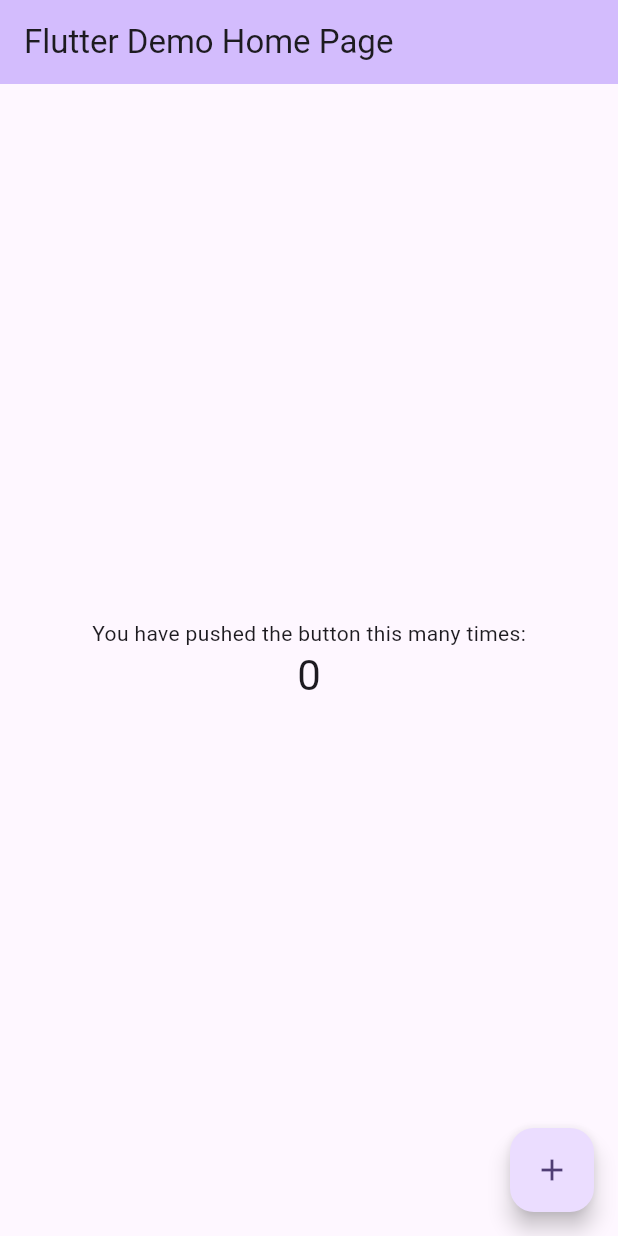
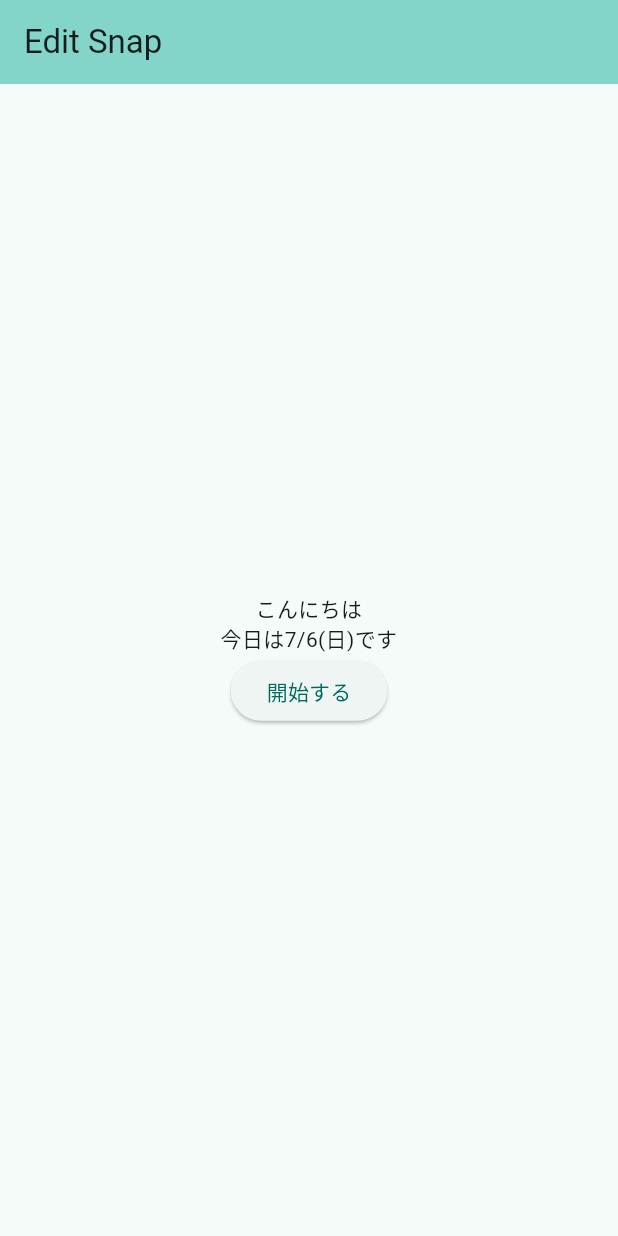
Before and after one commit to ryo-wo-59/flutter-turtrial, a Flutter app: the screen it shows after launch, on a phone screen of 412 x 824 dp. Run offline on Flutter 3.47's test engine with Material 3 defaults, Android fonts, the phone set to English and light mode, and no system bars; our stand-ins replace image_picker.

Commit message:
画像編集画面まで

````diff
--- /dev/null
+++ b/l10n.yaml
@@ -0,0 +1,3 @@
+template-arb-file: app_ja.arb
+output-class: L10n
+nullable-getter: false
--- /dev/null
+++ b/lib/l10n/app_ja.arb
@@ -0,0 +1,17 @@
+{
+    "startScreenTitle": "Edit Snap",
+    "helloWorldOn": "こんにちは\n今日は{date}です",
+    "@helloWorldOn": {
+        "placeholders": {
+            "date": {
+                "type": "DateTime",
+                "format": "MEd"
+            }
+        }
+    },
+    "start": "開始する",
+    "imageSelectScreenTitle": "画像を選択",
+    "imageSelect": "画像を選ぶ",
+    "imageEdit": "画像を編集する",
+    "imageEditScreenTitle": "画像を編集"
+}
--- /dev/null
+++ b/lib/l10n/app_localizations.dart
@@ -0,0 +1,168 @@
+import 'dart:async';
+
+import 'package:flutter/foundation.dart';
+import 'package:flutter/widgets.dart';
+import 'package:flutter_localizations/flutter_localizations.dart';
+import 'package:intl/intl.dart' as intl;
+
+import 'app_localizations_ja.dart';
+
+// ignore_for_file: type=lint
+
+/// Callers can lookup localized strings with an instance of L10n
+/// returned by `L10n.of(context)`.
+///
+/// Applications need to include `L10n.delegate()` in their app's
+/// `localizationDelegates` list, and the locales they support in the app's
+/// `supportedLocales` list. For example:
+///
+/// ```dart
+/// import 'l10n/app_localizations.dart';
+///
+/// return MaterialApp(
+///   localizationsDelegates: L10n.localizationsDelegates,
+///   supportedLocales: L10n.supportedLocales,
+///   home: MyApplicationHome(),
+/// );
+/// ```
+///
+/// ## Update pubspec.yaml
+///
+/// Please make sure to update your pubspec.yaml to include the following
+/// packages:
+///
+/// ```yaml
+/// dependencies:
+///   # Internationalization support.
+///   flutter_localizations:
+///     sdk: flutter
+///   intl: any # Use the pinned version from flutter_localizations
+///
+///   # Rest of dependencies
+/// ```
+///
+/// ## iOS Applications
+///
+/// iOS applications define key application metadata, including supported
+/// locales, in an Info.plist file that is built into the application bundle.
+/// To configure the locales supported by your app, you’ll need to edit this
+/// file.
+///
+/// First, open your project’s ios/Runner.xcworkspace Xcode workspace file.
+/// Then, in the Project Navigator, open the Info.plist file under the Runner
+/// project’s Runner folder.
+///
+/// Next, select the Information Property List item, select Add Item from the
+/// Editor menu, then select Localizations from the pop-up menu.
+///
+/// Select and expand the newly-created Localizations item then, for each
+/// locale your application supports, add a new item and select the locale
+/// you wish to add from the pop-up menu in the Value field. This list should
+/// be consistent with the languages listed in the L10n.supportedLocales
+/// property.
+abstract class L10n {
+  L10n(String locale)
+    : localeName = intl.Intl.canonicalizedLocale(locale.toString());
+
+  final String localeName;
+
+  static L10n of(BuildContext context) {
+    return Localizations.of<L10n>(context, L10n)!;
+  }
+
+  static const LocalizationsDelegate<L10n> delegate = _L10nDelegate();
+
+  /// A list of this localizations delegate along with the default localizations
+  /// delegates.
+  ///
+  /// Returns a list of localizations delegates containing this delegate along with
+  /// GlobalMaterialLocalizations.delegate, GlobalCupertinoLocalizations.delegate,
+  /// and GlobalWidgetsLocalizations.delegate.
+  ///
+  /// Additional delegates can be added by appending to this list in
+  /// MaterialApp. This list does not have to be used at all if a custom list
+  /// of delegates is preferred or required.
+  static const List<LocalizationsDelegate<dynamic>> localizationsDelegates =
+      <LocalizationsDelegate<dynamic>>[
+        delegate,
+        GlobalMaterialLocalizations.delegate,
+        GlobalCupertinoLocalizations.delegate,
+        GlobalWidgetsLocalizations.delegate,
+      ];
+
+  /// A list of this localizations delegate's supported locales.
+  static const List<Locale> supportedLocales = <Locale>[Locale('ja')];
+
+  /// No description provided for @startScreenTitle.
+  ///
+  /// In ja, this message translates to:
+  /// **'Edit Snap'**
+  String get startScreenTitle;
+
+  /// No description provided for @helloWorldOn.
+  ///
+  /// In ja, this message translates to:
+  /// **'こんにちは\n今日は{date}です'**
+  String helloWorldOn(DateTime date);
+
+  /// No description provided for @start.
+  ///
+  /// In ja, this message translates to:
+  /// **'開始する'**
+  String get start;
+
+  /// No description provided for @imageSelectScreenTitle.
+  ///
+  /// In ja, this message translates to:
+  /// **'画像を選択'**
+  String get imageSelectScreenTitle;
+
+  /// No description provided for @imageSelect.
+  ///
+  /// In ja, this message translates to:
+  /// **'画像を選ぶ'**
+  String get imageSelect;
+
+  /// No description provided for @imageEdit.
+  ///
+  /// In ja, this message translates to:
+  /// **'画像を編集する'**
+  String get imageEdit;
+
+  /// No description provided for @imageEditScreenTitle.
+  ///
+  /// In ja, this message translates to:
+  /// **'画像を編集'**
+  String get imageEditScreenTitle;
+}
+
+class _L10nDelegate extends LocalizationsDelegate<L10n> {
+  const _L10nDelegate();
+
+  @override
+  Future<L10n> load(Locale locale) {
+    return SynchronousFuture<L10n>(lookupL10n(locale));
+  }
+
+  @override
+  bool isSupported(Locale locale) =>
+      <String>['ja'].contains(locale.languageCode);
+
+  @override
+  bool shouldReload(_L10nDelegate old) => false;
+}
+
+L10n lookupL10n(Locale locale) {
+  // Lookup logic when only language code is specified.
+  switch (locale.languageCode) {
+    case 'ja':
+      return L10nJa();
+  }
+
+  throw FlutterError(
+    'L10n.delegate failed to load unsupported locale "$locale". This is likely '
+    'an issue with the localizations generation tool. Please file an issue '
+    'on GitHub with a reproducible sample app and the gen-l10n configuration '
+    'that was used.',
+  );
+}
--- a/lib/main.dart
+++ b/lib/main.dart
@@ -1,4 +1,6 @@
 import 'package:flutter/material.dart';
+import 'package:flutter_turtrial/start_screen.dart';
+import 'package:flutter_turtrial/l10n/app_localizations.dart';
 
 void main() {
   runApp(const MyApp());
@@ -11,112 +13,59 @@ class MyApp extends StatelessWidget {
   @override
   Widget build(BuildContext context) {
     return MaterialApp(
-      title: 'Flutter Demo',
+      localizationsDelegates: L10n.localizationsDelegates,
+      supportedLocales: L10n.supportedLocales,
+      title: 'edit snap',
       theme: ThemeData(
-        // This is the theme of your application.
-        //
-        // TRY THIS: Try running your application with "flutter run". You'll see
-        // the application has a purple toolbar. Then, without quitting the app,
-        // try changing the seedColor in the colorScheme below to Colors.green
-        // and then invoke "hot reload" (save your changes or press the "hot
-        // reload" button in a Flutter-supported IDE, or press "r" if you used
-        // the command line to start the app).
-        //
-        // Notice that the counter didn't reset back to zero; the application
-        // state is not lost during the reload. To reset the state, use hot
-        // restart instead.
-        //
-        // This works for code too, not just values: Most code changes can be
-        // tested with just a hot reload.
-        colorScheme: ColorScheme.fromSeed(seedColor: Colors.deepPurple),
+        colorScheme: ColorScheme.fromSeed(seedColor: Colors.teal),
+        useMaterial3: true
       ),
-      home: const MyHomePage(title: 'Flutter Demo Home Page'),
+      home: const StartScreen(),
     );
   }
 }
 
-class MyHomePage extends StatefulWidget {
-  const MyHomePage({super.key, required this.title});
+// class MyHomePage extends StatefulWidget {
+//   const MyHomePage({super.key, required this.title});
+//   final String title;
 
-  // This widget is the home page of your application. It is stateful, meaning
-  // that it has a State object (defined below) that contains fields that affect
-  // how it looks.
+//   @override
+//   State<MyHomePage> createState() => _MyHomePageState();
+// }
 
-  // This class is the configuration for the state. It holds the values (in this
-  // case the title) provided by the parent (in this case the App widget) and
-  // used by the build method of the State. Fields in a Widget subclass are
-  // always marked "final".
+// class _MyHomePageState extends State<MyHomePage> {
+//   int _counter = 0;
 
-  final String title;
+//   void _incrementCounter() {
+//     setState(() {
+//       _counter++;
+//     });
+//   }
 
-  @override
-  State<MyHomePage> createState() => _MyHomePageState();
-}
-
-class _MyHomePageState extends State<MyHomePage> {
-  int _counter = 0;
-
-  void _incrementCounter() {
-    setState(() {
-      // This call to setState tells the Flutter framework that something has
-      // changed in this State, which causes it to rerun the build method below
-      // so that the display can reflect the updated values. If we changed
-      // _counter without calling setState(), then the build method would not be
-      // called again, and so nothing would appear to happen.
-      _counter++;
-    });
-  }
-
-  @override
-  Widget build(BuildContext context) {
-    // This method is rerun every time setState is called, for instance as done
-    // by the _incrementCounter method above.
-    //
-    // The Flutter framework has been optimized to make rerunning build methods
-    // fast, so that you can just rebuild anything that needs updating rather
-    // than having to individually change instances of widgets.
-    return Scaffold(
-      appBar: AppBar(
-        // TRY THIS: Try changing the color here to a specific color (to
-        // Colors.amber, perhaps?) and trigger a hot reload to see the AppBar
-        // change color while the other colors stay the same.
-        backgroundColor: Theme.of(context).colorScheme.inversePrimary,
-        // Here we take the value from the MyHomePage object that was created by
-        // the App.build method, and use it to set our appbar title.
-        title: Text(widget.title),
-      ),
-      body: Center(
-        // Center is a layout widget. It takes a single child and positions it
-        // in the middle of the parent.
-        child: Column(
-          // Column is also a layout widget. It takes a list of children and
-          // arranges them vertically. By default, it sizes itself to fit its
-          // children horizontally, and tries to be as tall as its parent.
-          //
-          // Column has various properties to control how it sizes itself and
-          // how it positions its children. Here we use mainAxisAlignment to
-          // center the children vertically; the main axis here is the vertical
-          // axis because Columns are vertical (the cross axis would be
-          // horizontal).
-          //
-          // TRY THIS: Invoke "debug painting" (choose the "Toggle Debug Paint"
-          // action in the IDE, or press "p" in the console), to see the
-          // wireframe for each widget.
-          mainAxisAlignment: MainAxisAlignment.center,
-          children: <Widget>[
-            const Text('You have pushed the button this many times:'),
-            Text(
-              '$_counter',
-              style: Theme.of(context).textTheme.headlineMedium,
-            ),
-          ],
-        ),
-      ),
-      floatingActionButton: FloatingActionButton(
-        onPressed: _incrementCounter,
-        tooltip: 'Increment',
-        child: const Icon(Icons.add),
-      ), // This trailing comma makes auto-formatting nicer for build methods.
-    );
-  }
-}
+//   @override
+//   Widget build(BuildContext context) {
+//     return Scaffold(
+//       appBar: AppBar(
+//         backgroundColor: Theme.of(context).colorScheme.inversePrimary,
+//         title: Text(widget.title),
+//       ),
+//       body: Center(
+//         child: Column(
+//           mainAxisAlignment: MainAxisAlignment.center,
+//           children: <Widget>[
+//             const Text('You have pushed the button this many times:'),
+//             Text(
+//               '$_counter',
+//               style: Theme.of(context).textTheme.headlineMedium,
+//             ),
+//           ],
+//         ),
+//       ),
+//       floatingActionButton: FloatingActionButton(
+//         onPressed: _incrementCounter,
+//         tooltip: 'Increment',
+//         child: const Icon(Icons.add),
+//       ), // This trailing comma makes auto-formatting nicer for build methods.
+//     );
+//   }
+// }
--- /dev/null
+++ b/lib/start_screen.dart
@@ -0,0 +1,40 @@
+import 'package:flutter_turtrial/image_select_screen.dart';
+import 'package:flutter/material.dart';
+import 'package:flutter_turtrial/l10n/app_localizations.dart';
+
+class StartScreen extends StatelessWidget {
+  const StartScreen({super.key});
+
+  @override
+  Widget build(BuildContext context) {
+    final l10n = L10n.of(context);
+    return Scaffold(
+      appBar: AppBar(
+        backgroundColor: Theme.of(context).colorScheme.inversePrimary,
+        title: Text(l10n.startScreenTitle),
+      ),
+      body: Center(
+        child: Column(
+          mainAxisAlignment: MainAxisAlignment.center,
+          children: [
+            Text(
+              l10n.helloWorldOn(DateTime.now()),
+              textAlign: TextAlign.center,
+            ),
+            ElevatedButton(
+              child: Text(l10n.start),
+              onPressed: () {
+                Navigator.of(context).push(
+                  MaterialPageRoute(
+                    builder: (context) => const ImageSelectScreen()
+                  ),
+                );
+              },
+            )
+          ],
+        )
+
+      )
+    );
+  }
+}
--- a/pubspec.yaml
+++ b/pubspec.yaml
@@ -34,6 +34,11 @@ dependencies:
   # The following adds the Cupertino Icons font to your application.
   # Use with the CupertinoIcons class for iOS style icons.
   cupertino_icons: ^1.0.8
+  flutter_localizations:
+    sdk: flutter
+  intl: any
+  image: ^4.5.4
+  image_picker: ^1.1.2
 
 dev_dependencies:
   flutter_test:
@@ -56,6 +61,7 @@ flutter:
   # included with your application, so that you can use the icons in
   # the material Icons class.
   uses-material-design: true
+  generate: true
 
   # To add assets to your application, add an assets section, like this:
   # assets:
````
Also changed, not shown: lib/edit_snap_screen.dart (added, +43 -0 lines), lib/image_select_screen.dart (added, +76 -0 lines), lib/l10n/app_localizations_ja.dart (added, +36 -0 lines), pubspec.lock, 14 other files.
